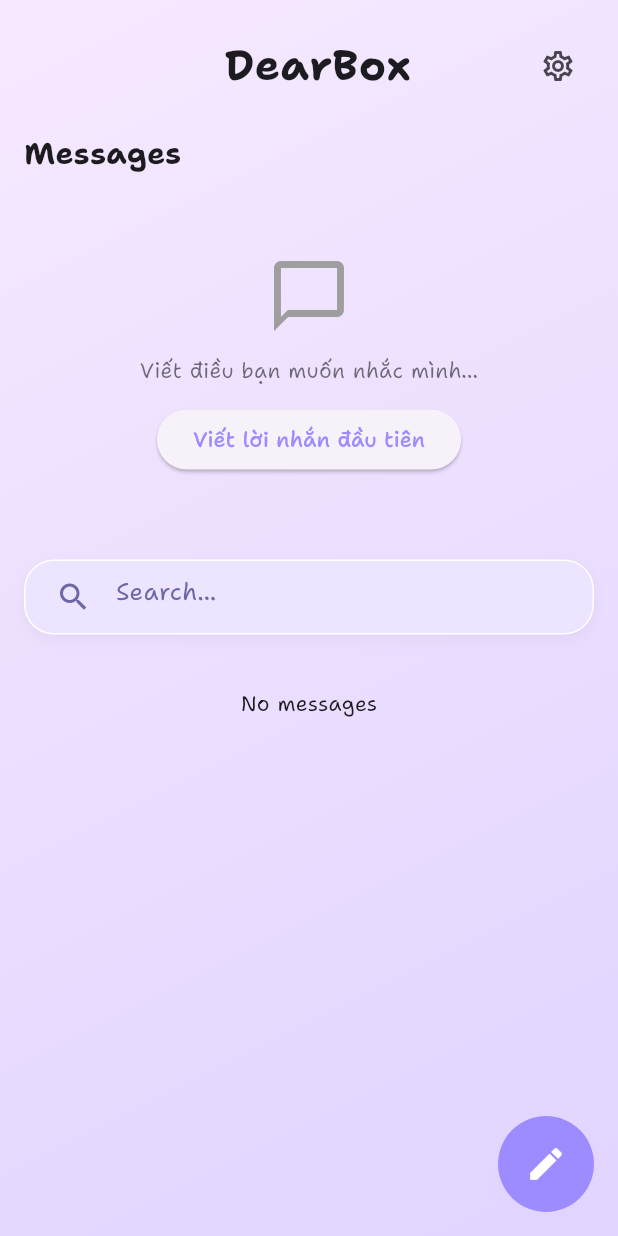
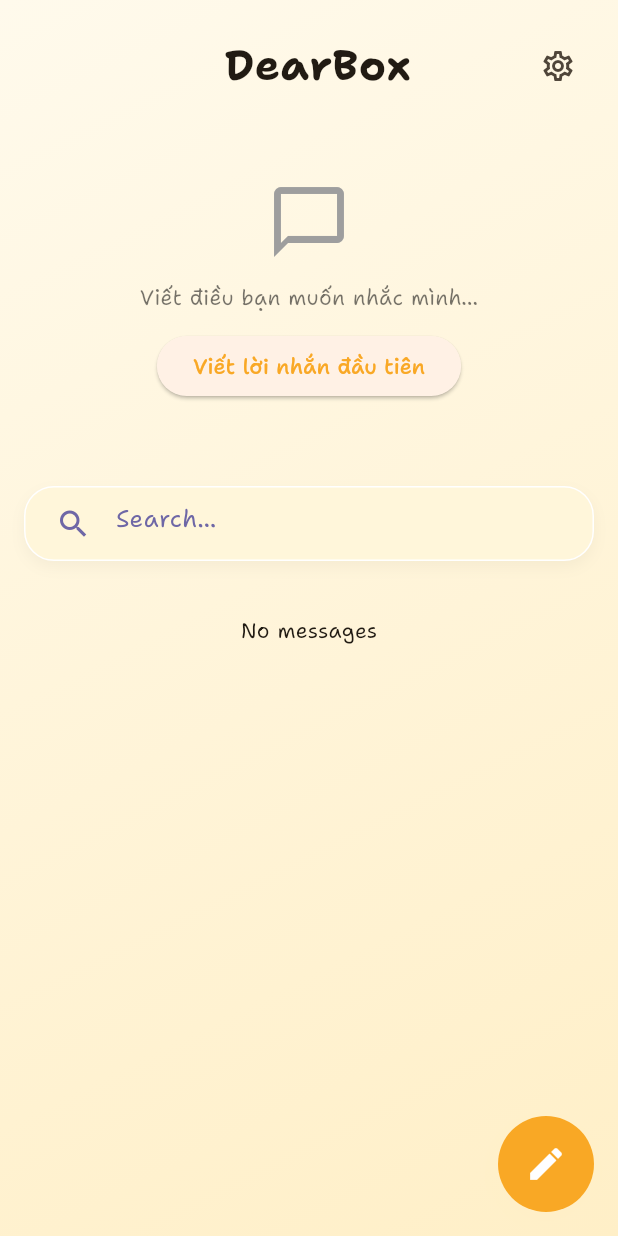
Before and after one commit to thangncdev/message_box, a Flutter app: the screen it shows after launch, on a phone screen of 412 x 824 dp. Run offline on Flutter 3.47's test engine with Material 3 defaults, Android fonts, the phone set to English and light mode, and no system bars; our stand-ins replace flutter_riverpod, go_router, hive, hive_flutter; missing offline and left inert: home_widget; accounts and stored records are empty.

```diff
--- a/lib/presentation/home/home_screen.dart
+++ b/lib/presentation/home/home_screen.dart
@@ -6,6 +6,7 @@ import 'package:message_box/l10n/app_localizations.dart';
 import 'package:message_box/presentation/home/home_controller.dart';
 import 'package:message_box/presentation/home/widgets/confirm_delete.dart';
 import 'package:message_box/presentation/home/widgets/featured_section.dart';
+import 'package:message_box/presentation/home/widgets/home_app_bar.dart';
 import 'package:message_box/presentation/home/widgets/list_messages.dart';
 import 'package:message_box/presentation/providers.dart';
 import 'package:message_box/presentation/widgets/add_new_message.dart';
@@ -60,37 +61,7 @@ class _HomeScreenState extends ConsumerState<HomeScreen> {
             child: ListView(
               padding: const EdgeInsets.fromLTRB(16, 20, 16, 100),
               children: [
-                // Top bar
-                Row(
-                  children: [
-                    SizedBox(width: 48, height: 48),
-                    const SizedBox(width: 12),
-                    Expanded(
-                      child: Text(
-                        'DearBox',
-                        textAlign: TextAlign.center,
-                        style: const TextStyle(
-                          fontSize: 28,
-                          fontWeight: FontWeight.w700,
-                          letterSpacing: 0.5,
-                          height: 1.1,
-                        ),
-                      ),
-                    ),
-                    IconButton(
-                      onPressed: () => context.push('/setting'),
-                      icon: const Icon(Icons.settings_outlined),
-                    ),
-                  ],
-                ),
-                const SizedBox(height: 20),
-                Text(
-                  AppLocalizations.of(context)!.messagesTitle,
-                  style: const TextStyle(
-                    fontSize: 20,
-                    fontWeight: FontWeight.w700,
-                  ),
-                ),
+                HomeAppBar(title: AppLocalizations.of(context)!.messagesTitle),
                 const SizedBox(height: 12),
                 const FeaturedSection(),
                 const SizedBox(height: 16),
--- a/lib/presentation/home/widgets/featured_section.dart
+++ b/lib/presentation/home/widgets/featured_section.dart
@@ -58,7 +58,6 @@ class _PinnedDisplay extends StatelessWidget {
           ],
         ),
         padding: const EdgeInsets.all(20),
-        child: Expanded(
         child: Column(
           crossAxisAlignment: CrossAxisAlignment.start,
           children: [
@@ -83,7 +82,6 @@ class _PinnedDisplay extends StatelessWidget {
           ],
         ),
       ),
-      ),
     );
   }
 }
--- /dev/null
+++ b/lib/presentation/home/widgets/home_app_bar.dart
@@ -0,0 +1,33 @@
+import 'package:flutter/material.dart';
+import 'package:go_router/go_router.dart';
+
+class HomeAppBar extends StatelessWidget {
+  final String title;
+  const HomeAppBar({super.key, required this.title});
+
+  @override
+  Widget build(BuildContext context) {
+    return Row(
+      children: [
+        SizedBox(width: 48, height: 48),
+        const SizedBox(width: 12),
+        Expanded(
+          child: Text(
+            'DearBox',
+            textAlign: TextAlign.center,
+            style: const TextStyle(
+              fontSize: 28,
+              fontWeight: FontWeight.w700,
+              letterSpacing: 0.5,
+              height: 1.1,
+            ),
+          ),
+        ),
+        IconButton(
+          onPressed: () => context.push('/setting'),
+          icon: const Icon(Icons.settings_outlined),
+        ),
+      ],
+    );
+  }
+}
--- a/lib/presentation/home/widgets/list_messages.dart
+++ b/lib/presentation/home/widgets/list_messages.dart
@@ -1,12 +1,12 @@
 import 'package:flutter/material.dart';
 import 'package:flutter_riverpod/flutter_riverpod.dart';
 import 'package:go_router/go_router.dart';
+import 'package:message_box/core/theme.dart';
 import 'package:message_box/core/utils/date_format.dart';
 import 'package:message_box/domain/entities/message.dart';
 import 'package:message_box/domain/repositories/message_repository.dart';
+import 'package:message_box/l10n/app_localizations.dart';
 import 'package:message_box/presentation/providers.dart';
-import 'package:message_box/l10n/app_localizations.dart';
-import 'package:message_box/core/theme.dart';
 
 class ListMessages extends ConsumerStatefulWidget {
   final Future<bool> Function(BuildContext context)? onConfirmDelete;
--- a/lib/presentation/providers.dart
+++ b/lib/presentation/providers.dart
@@ -91,5 +91,5 @@ final currentLocaleProvider = StateProvider<Locale?>((ref) => null);
 
 // Theme provider (key from availableThemes)
 final currentThemeKeyProvider = StateProvider<String>(
-  (ref) => AppThemeKeys.lavender,
+  (ref) => AppThemeKeys.honey,
 );
```
Also changed, not shown: 4 other files. Lines whose indentation alone changed are shown as unchanged.
